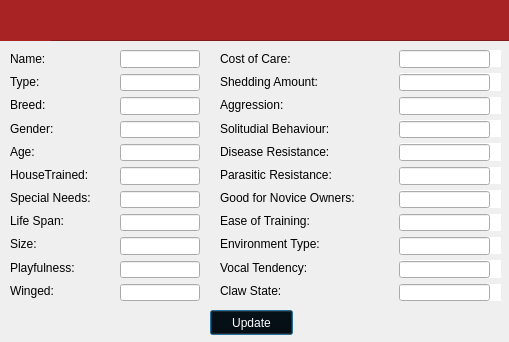
The window that animaldetailsview.ui (maliklewis/comp3004) describes before a commit, drawn with Qt 5.
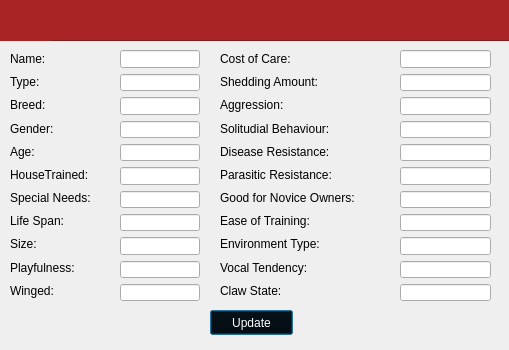
The same window after the commit. Icons and pictures are not drawn.

```diff
--- a/animaldetailsview.ui
+++ b/animaldetailsview.ui
@@ -7,7 +7,7 @@
     <x>0</x>
     <y>0</y>
     <width>509</width>
-    <height>342</height>
+    <height>350</height>
    </rect>
   </property>
   <property name="windowTitle">
@@ -102,128 +102,6 @@
     </item>
    </layout>
   </widget>
-  <widget class="QWidget" name="layoutWidget_2">
-   <property name="geometry">
-    <rect>
-     <x>400</x>
-     <y>50</y>
-     <width>101</width>
-     <height>251</height>
-    </rect>
-   </property>
-   <layout class="QVBoxLayout" name="verticalLayout_4">
-    <item>
-     <widget class="QLabel" name="costLabel">
-      <property name="styleSheet">
-       <string notr="true">background-color: rgb(255, 255, 255);</string>
-      </property>
-      <property name="text">
-       <string/>
-      </property>
-     </widget>
-    </item>
-    <item>
-     <widget class="QLabel" name="sheddingLabel">
-      <property name="styleSheet">
-       <string notr="true">background-color: rgb(255, 255, 255);</string>
-      </property>
-      <property name="text">
-       <string/>
-      </property>
-     </widget>
-    </item>
-    <item>
-     <widget class="QLabel" name="aggressionLabel">
-      <property name="styleSheet">
-       <string notr="true">background-color: rgb(255, 255, 255);</string>
-      </property>
-      <property name="text">
-       <string/>
-      </property>
-     </widget>
-    </item>
-    <item>
-     <widget class="QLabel" name="solitudeLabel">
-      <property name="styleSheet">
-       <string notr="true">background-color: rgb(255, 255, 255);</string>
-      </property>
-      <property name="text">
-       <string/>
-      </property>
-     </widget>
-    </item>
-    <item>
-     <widget class="QLabel" name="diseaseLabel">
-      <property name="styleSheet">
-       <string notr="true">background-color: rgb(255, 255, 255);</string>
-      </property>
-      <property name="text">
-       <string/>
-      </property>
-     </widget>
-    </item>
-    <item>
-     <widget class="QLabel" name="parasiteLabel">
-      <property name="styleSheet">
-       <string notr="true">background-color: rgb(255, 255, 255);</string>
-      </property>
-      <property name="text">
-       <string/>
-      </property>
-     </widget>
-    </item>
-    <item>
-     <widget class="QLabel" name="noviceLabel">
-      <property name="styleSheet">
-       <string notr="true">background-color: rgb(255, 255, 255);</string>
-      </property>
-      <property name="text">
-       <string/>
-      </property>
-     </widget>
-    </item>
-    <item>
-     <widget class="QLabel" name="trainingLabel">
-      <property name="styleSheet">
-       <string notr="true">background-color: rgb(255, 255, 255);</string>
-      </property>
-      <property name="text">
-       <string/>
-      </property>
-     </widget>
-    </item>
-    <item>
-     <widget class="QLabel" name="enivronmentLabel">
-      <property name="styleSheet">
-       <string notr="true">background-color: rgb(255, 255, 255);</string>
-      </property>
-      <property name="text">
-       <string/>
-      </property>
-     </widget>
-    </item>
-    <item>
-     <widget class="QLabel" name="vocalLabel">
-      <property name="styleSheet">
-       <string notr="true">background-color: rgb(255, 255, 255);</string>
-      </property>
-      <property name="text">
-       <string/>
-      </property>
-     </widget>
-    </item>
-    <item>
-     <widget class="QLabel" name="clawLabel">
-      <property name="styleSheet">
-       <string notr="true">background-color: rgb(255, 255, 255);</string>
-      </property>
-      <property name="text">
-       <string/>
-      </property>
-     </widget>
-    </item>
-   </layout>
-  </widget>
   <widget class="QWidget" name="layoutWidget1">
    <property name="geometry">
     <rect>
@@ -402,7 +280,7 @@
   <widget class="QWidget" name="layoutWidget_2">
    <property name="geometry">
     <rect>
-     <x>399</x>
+     <x>400</x>
      <y>50</y>
      <width>91</width>
      <height>251</height>
```
